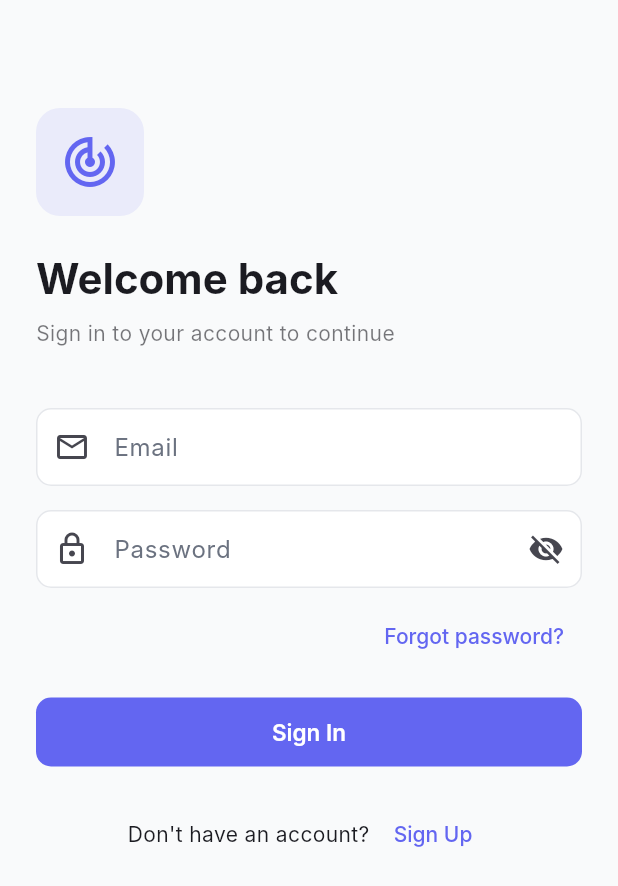
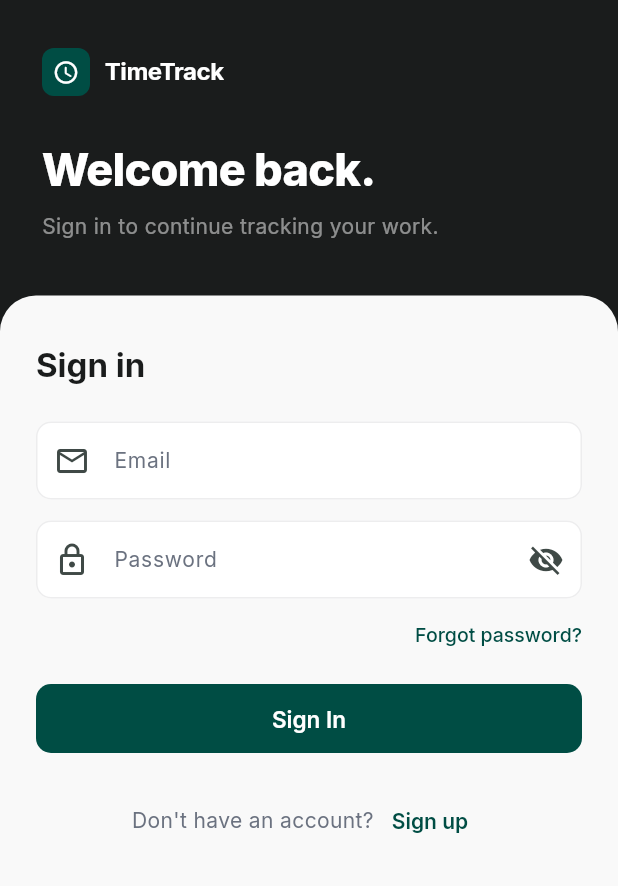
Before and after one commit to christianm62404-lang/MERN-G11-Mobile, a Flutter app: the screen it shows after launch, on a phone screen of 412 x 824 dp. Shown: the top 886 px of the screen. Run offline on Flutter 3.47's test engine with Material 3 defaults, Android fonts, the phone set to English and light mode, and no system bars; our stand-ins replace firebase_core, firebase_messaging, fl_chart, flutter_local_notifications, flutter_secure_storage, go_router and 2 more; accounts and stored records are empty; statements that could not run were skipped.

Commit message:
Fix auth, projects, sessions, and Android parity

```diff
--- a/lib/models/project_model.dart
+++ b/lib/models/project_model.dart
@@ -18,7 +18,7 @@ class ProjectModel {
       id: json['_id'] ?? json['id'] ?? '',
       title: json['title'] ?? '',
       description: json['description'] ?? '',
-      userId: json['id'] ?? '',
+      userId: json['userId'] ?? json['id'] ?? '',
       createdAt: json['createdAt'] != null
           ? DateTime.tryParse(json['createdAt']) ?? DateTime.now()
           : DateTime.now(),
--- a/lib/screens/auth/login_screen.dart
+++ b/lib/screens/auth/login_screen.dart
@@ -8,7 +8,6 @@ import '../../utils/app_theme.dart';
 
 class LoginScreen extends StatefulWidget {
   const LoginScreen({super.key});
-
   @override
   State<LoginScreen> createState() => _LoginScreenState();
 }
@@ -27,119 +26,86 @@ class _LoginScreenState extends State<LoginScreen> {
 
   Future<void> _login() async {
     if (!_formKey.currentState!.validate()) return;
-
     final auth = context.read<AuthProvider>();
-    final success = await auth.login(
-      _emailController.text.trim(),
-      _passwordController.text,
-    );
-
+    final success = await auth.login(_emailController.text.trim(), _passwordController.text);
     if (!success && mounted) {
-      // EMAIL_NOT_VERIFIED → router redirect handles navigation
       if (auth.status == AuthStatus.unverified) return;
-
-      ScaffoldMessenger.of(context).showSnackBar(
-        SnackBar(
+      ScaffoldMessenger.of(context).showSnackBar(SnackBar(
         content: Text(auth.errorMessage ?? 'Login failed'),
         backgroundColor: AppTheme.errorColor,
-        ),
-      );
+      ));
     }
   }
 
   @override
   Widget build(BuildContext context) {
+    final auth = context.watch<AuthProvider>();
     final theme = Theme.of(context);
-    final auth = context.watch<AuthProvider>();
-
     return Scaffold(
-      body: SafeArea(
+      backgroundColor: AppTheme.darkBackground,
+      body: Column(
+        children: [
+          SafeArea(
+            bottom: false,
+            child: Padding(
+              padding: const EdgeInsets.fromLTRB(28, 32, 28, 36),
+              child: Column(
+                crossAxisAlignment: CrossAxisAlignment.start,
+                children: [
+                  Row(children: [
+                    Container(
+                      width: 32, height: 32,
+                      decoration: BoxDecoration(color: AppTheme.primaryColor, borderRadius: BorderRadius.circular(8)),
+                      child: const Icon(Icons.access_time_rounded, size: 18, color: Colors.white),
+                    ),
+                    const SizedBox(width: 10),
+                    const Text('TimeTrack', style: TextStyle(color: Colors.white, fontSize: 16, fontWeight: FontWeight.w700, letterSpacing: -0.3)),
+                  ]),
+                  const SizedBox(height: 28),
+                  const Text('Welcome back.', style: TextStyle(color: Colors.white, fontSize: 30, fontWeight: FontWeight.w800, letterSpacing: -0.5)),
+                  const SizedBox(height: 6),
+                  Text('Sign in to continue tracking your work.', style: TextStyle(color: Colors.white.withOpacity(0.5), fontSize: 14)),
+                ],
+              ),
+            ),
+          ),
+          Expanded(
+            child: Container(
+              decoration: const BoxDecoration(color: Color(0xFFF9F9F9), borderRadius: BorderRadius.vertical(top: Radius.circular(24))),
               child: SingleChildScrollView(
-          padding: const EdgeInsets.all(24),
+                padding: const EdgeInsets.fromLTRB(24, 32, 24, 24),
                 child: Form(
                   key: _formKey,
                   child: Column(
                     crossAxisAlignment: CrossAxisAlignment.start,
                     children: [
-                const SizedBox(height: 48),
-                Container(
-                  padding: const EdgeInsets.all(16),
-                  decoration: BoxDecoration(
-                    color: AppTheme.primaryColor.withOpacity(0.1),
-                    borderRadius: BorderRadius.circular(16),
-                  ),
-                  child: const Icon(Icons.track_changes,
-                      size: 40, color: AppTheme.primaryColor),
-                ),
+                      Text('Sign in', style: theme.textTheme.titleLarge?.copyWith(fontWeight: FontWeight.w700, color: AppTheme.lightTextPrimary)),
                       const SizedBox(height: 24),
-                Text('Welcome back',
-                    style: theme.textTheme.headlineMedium
-                        ?.copyWith(fontWeight: FontWeight.w700)),
+                      AppTextField(label: 'Email', hint: 'you@example.com', controller: _emailController, keyboardType: TextInputType.emailAddress, prefixIcon: Icons.email_outlined, textInputAction: TextInputAction.next,
+                        validator: (v) { if (v == null || v.isEmpty) return 'Email is required'; if (!v.contains('@')) return 'Enter a valid email'; return null; }),
+                      const SizedBox(height: 14),
+                      AppTextField(label: 'Password', controller: _passwordController, obscureText: true, prefixIcon: Icons.lock_outlined, textInputAction: TextInputAction.done,
+                        validator: (v) { if (v == null || v.isEmpty) return 'Password is required'; return null; }),
+                      Align(alignment: Alignment.centerRight,
+                        child: TextButton(onPressed: () => context.go('/forgot-password'),
+                          style: TextButton.styleFrom(foregroundColor: AppTheme.primaryColor, padding: const EdgeInsets.symmetric(vertical: 4)),
+                          child: const Text('Forgot password?', style: TextStyle(fontSize: 13)))),
                       const SizedBox(height: 8),
-                Text(
-                  'Sign in to your account to continue',
-                  style: theme.textTheme.bodyMedium?.copyWith(
-                      color: theme.colorScheme.onSurface.withOpacity(0.6)),
-                ),
-                const SizedBox(height: 40),
-                AppTextField(
-                  label: 'Email',
-                  hint: 'you@example.com',
-                  controller: _emailController,
-                  keyboardType: TextInputType.emailAddress,
-                  prefixIcon: Icons.email_outlined,
-                  textInputAction: TextInputAction.next,
-                  validator: (v) {
-                    if (v == null || v.isEmpty) return 'Email is required';
-                    if (!v.contains('@')) return 'Enter a valid email';
-                    return null;
-                  },
-                ),
-                const SizedBox(height: 16),
-                AppTextField(
-                  label: 'Password',
-                  controller: _passwordController,
-                  obscureText: true,
-                  prefixIcon: Icons.lock_outlined,
-                  textInputAction: TextInputAction.done,
-                  validator: (v) {
-                    if (v == null || v.isEmpty) return 'Password is required';
-                    return null;
-                  },
-                ),
-                const SizedBox(height: 8),
-                Align(
-                  alignment: Alignment.centerRight,
-                  child: TextButton(
-                    onPressed: () => context.go('/forgot-password'),
-                    child: const Text('Forgot password?'),
-                  ),
-                ),
-                const SizedBox(height: 16),
-                AppButton(
-                  label: 'Sign In',
-                  onPressed: _login,
-                  isLoading: auth.isLoading,
-                ),
+                      AppButton(label: 'Sign In', onPressed: _login, isLoading: auth.isLoading),
                       const SizedBox(height: 20),
-                Center(
-                  child: Row(
-                    mainAxisAlignment: MainAxisAlignment.center,
-                    children: [
-                      Text("Don't have an account? ",
-                          style: theme.textTheme.bodyMedium),
-                      TextButton(
-                        onPressed: () => context.go('/register'),
-                        child: const Text('Sign Up'),
-                      ),
-                    ],
-                  ),
-                ),
+                      Center(child: Row(mainAxisAlignment: MainAxisAlignment.center, children: [
+                        Text("Don't have an account?", style: theme.textTheme.bodyMedium?.copyWith(color: AppTheme.lightTextSecondary)),
+                        TextButton(onPressed: () => context.go('/register'), style: TextButton.styleFrom(foregroundColor: AppTheme.primaryColor),
+                          child: const Text('Sign up', style: TextStyle(fontWeight: FontWeight.w600))),
+                      ])),
                     ],
                   ),
                 ),
               ),
             ),
+          ),
+        ],
+      ),
     );
   }
 }
--- a/lib/screens/auth/verify_email_screen.dart
+++ b/lib/screens/auth/verify_email_screen.dart
@@ -101,7 +101,10 @@ class _VerifyEmailScreenState extends State<VerifyEmailScreen> {
               ),
               const SizedBox(height: 12),
               TextButton(
-                onPressed: () => context.go('/login'),
+                onPressed: () async {
+                  await context.read<AuthProvider>().logout();
+                  if (context.mounted) context.go('/login');
+                  },
                 child: const Text('Back to Sign In'),
               ),
               const SizedBox(height: 16),
--- a/lib/utils/app_theme.dart
+++ b/lib/utils/app_theme.dart
@@ -1,28 +1,39 @@
 import 'package:flutter/material.dart';
+import 'package:google_fonts/google_fonts.dart';
 
 class AppTheme {
-  static const Color primaryColor = Color(0xFF6366F1);
-  static const Color primaryDark = Color(0xFF4F46E5);
-  static const Color secondaryColor = Color(0xFF10B981);
+  static const Color primaryColor = Color(0xFF004D44);
+  static const Color primaryDark  = Color(0xFF002D28);
+  static const Color secondaryColor = Color(0xFF0E4675);
   static const Color errorColor = Color(0xFFEF4444);
   static const Color warningColor = Color(0xFFF59E0B);
+  static const Color secondaryContainer = Color(0xFFCCE8E4);
 
-  // Light theme colors
-  static const Color lightBackground = Color(0xFFF9FAFB);
+  static const Color lightBackground = Color(0xFFF9F9F9);
   static const Color lightSurface = Color(0xFFFFFFFF);
-  static const Color lightBorder = Color(0xFFE5E7EB);
-  static const Color lightTextPrimary = Color(0xFF111827);
+  static const Color lightBorder = Color(0xFFEDEDEE);
+  static const Color lightTextPrimary = Color(0xFF1A1C1C);
   static const Color lightTextSecondary = Color(0xFF6B7280);
 
-  // Dark theme colors
-  static const Color darkBackground = Color(0xFF0F172A);
-  static const Color darkSurface = Color(0xFF1E293B);
-  static const Color darkBorder = Color(0xFF334155);
-  static const Color darkTextPrimary = Color(0xFFF1F5F9);
-  static const Color darkTextSecondary = Color(0xFF94A3B8);
+  static const Color darkBackground = Color(0xFF1A1C1C);
+  static const Color darkSurface = Color(0xFF252727);
+  static const Color darkBorder = Color(0xFF333535);
+  static const Color darkTextPrimary = Color(0xFFFFFFFF);
+  static const Color darkTextSecondary = Color(0xFF9A9E9E);
+
+  static TextStyle _inter({
+    double fontSize = 14,
+    FontWeight fontWeight = FontWeight.w400,
+    Color? color,
+  }) =>
+      GoogleFonts.inter(
+        fontSize: fontSize,
+        fontWeight: fontWeight,
+        color: color,
+      );
 
   static ThemeData get lightTheme {
-    return ThemeData(
+    final base = ThemeData(
       useMaterial3: true,
       brightness: Brightness.light,
       colorScheme: ColorScheme.fromSeed(
@@ -34,15 +45,20 @@ class AppTheme {
         surface: lightSurface,
       ),
       scaffoldBackgroundColor: lightBackground,
-      fontFamily: 'Inter',
-      appBarTheme: const AppBarTheme(
+    );
+
+    return base.copyWith(
+      textTheme: GoogleFonts.interTextTheme(base.textTheme).apply(
+        bodyColor: lightTextPrimary,
+        displayColor: lightTextPrimary,
+      ),
+      appBarTheme: AppBarTheme(
         backgroundColor: lightSurface,
         foregroundColor: lightTextPrimary,
         elevation: 0,
         scrolledUnderElevation: 1,
         centerTitle: false,
-        titleTextStyle: TextStyle(
-          fontFamily: 'Inter',
+        titleTextStyle: _inter(
           fontSize: 18,
           fontWeight: FontWeight.w600,
           color: lightTextPrimary,
@@ -63,14 +79,8 @@ class AppTheme {
           foregroundColor: Colors.white,
           elevation: 0,
           padding: const EdgeInsets.symmetric(horizontal: 24, vertical: 14),
-          shape: RoundedRectangleBorder(
-            borderRadius: BorderRadius.circular(10),
-          ),
-          textStyle: const TextStyle(
-            fontFamily: 'Inter',
-            fontSize: 15,
-            fontWeight: FontWeight.w600,
-          ),
+          shape: RoundedRectangleBorder(borderRadius: BorderRadius.circular(10)),
+          textStyle: _inter(fontSize: 15, fontWeight: FontWeight.w600),
         ),
       ),
       outlinedButtonTheme: OutlinedButtonThemeData(
@@ -78,24 +88,14 @@ class AppTheme {
           foregroundColor: primaryColor,
           side: const BorderSide(color: primaryColor),
           padding: const EdgeInsets.symmetric(horizontal: 24, vertical: 14),
-          shape: RoundedRectangleBorder(
-            borderRadius: BorderRadius.circular(10),
-          ),
-          textStyle: const TextStyle(
-            fontFamily: 'Inter',
-            fontSize: 15,
-            fontWeight: FontWeight.w600,
-          ),
+          shape: RoundedRectangleBorder(borderRadius: BorderRadius.circular(10)),
+          textStyle: _inter(fontSize: 15, fontWeight: FontWeight.w600),
         ),
       ),
       textButtonTheme: TextButtonThemeData(
         style: TextButton.styleFrom(
           foregroundColor: primaryColor,
-          textStyle: const TextStyle(
-            fontFamily: 'Inter',
-            fontSize: 14,
-            fontWeight: FontWeight.w500,
-          ),
+          textStyle: _inter(fontSize: 14, fontWeight: FontWeight.w500),
         ),
       ),
       inputDecorationTheme: InputDecorationTheme(
@@ -118,8 +118,8 @@ class AppTheme {
           borderRadius: BorderRadius.circular(10),
           borderSide: const BorderSide(color: errorColor),
         ),
-        labelStyle: const TextStyle(color: lightTextSecondary),
-        hintStyle: const TextStyle(color: lightTextSecondary),
+        labelStyle: _inter(color: lightTextSecondary),
+        hintStyle: _inter(color: lightTextSecondary),
       ),
       dividerTheme: const DividerThemeData(
         color: lightBorder,
@@ -140,7 +140,7 @@ class AppTheme {
   }
 
   static ThemeData get darkTheme {
-    return ThemeData(
+    final base = ThemeData(
       useMaterial3: true,
       brightness: Brightness.dark,
       colorScheme: ColorScheme.fromSeed(
@@ -152,15 +152,20 @@ class AppTheme {
         surface: darkSurface,
       ),
       scaffoldBackgroundColor: darkBackground,
-      fontFamily: 'Inter',
-      appBarTheme: const AppBarTheme(
+    );
+
+    return base.copyWith(
+      textTheme: GoogleFonts.interTextTheme(base.textTheme).apply(
+        bodyColor: darkTextPrimary,
+        displayColor: darkTextPrimary,
+      ),
+      appBarTheme: AppBarTheme(
         backgroundColor: darkSurface,
         foregroundColor: darkTextPrimary,
         elevation: 0,
         scrolledUnderElevation: 1,
         centerTitle: false,
-        titleTextStyle: TextStyle(
-          fontFamily: 'Inter',
+        titleTextStyle: _inter(
           fontSize: 18,
           fontWeight: FontWeight.w600,
           color: darkTextPrimary,
@@ -181,14 +186,8 @@ class AppTheme {
           foregroundColor: Colors.white,
           elevation: 0,
           padding: const EdgeInsets.symmetric(horizontal: 24, vertical: 14),
-          shape: RoundedRectangleBorder(
-            borderRadius: BorderRadius.circular(10),
-          ),
-          textStyle: const TextStyle(
-            fontFamily: 'Inter',
-            fontSize: 15,
-            fontWeight: FontWeight.w600,
-          ),
+          shape: RoundedRectangleBorder(borderRadius: BorderRadius.circular(10)),
+          textStyle: _inter(fontSize: 15, fontWeight: FontWeight.w600),
         ),
       ),
       outlinedButtonTheme: OutlinedButtonThemeData(
@@ -196,14 +195,8 @@ class AppTheme {
           foregroundColor: primaryColor,
           side: const BorderSide(color: primaryColor),
           padding: const EdgeInsets.symmetric(horizontal: 24, vertical: 14),
-          shape: RoundedRectangleBorder(
-            borderRadius: BorderRadius.circular(10),
-          ),
-          textStyle: const TextStyle(
-            fontFamily: 'Inter',
-            fontSize: 15,
-            fontWeight: FontWeight.w600,
-          ),
+          shape: RoundedRectangleBorder(borderRadius: BorderRadius.circular(10)),
+          textStyle: _inter(fontSize: 15, fontWeight: FontWeight.w600),
         ),
       ),
       inputDecorationTheme: InputDecorationTheme(
@@ -226,8 +219,8 @@ class AppTheme {
           borderRadius: BorderRadius.circular(10),
           borderSide: const BorderSide(color: errorColor),
         ),
-        labelStyle: const TextStyle(color: darkTextSecondary),
-        hintStyle: const TextStyle(color: darkTextSecondary),
+        labelStyle: _inter(color: darkTextSecondary),
+        hintStyle: _inter(color: darkTextSecondary),
       ),
       dividerTheme: const DividerThemeData(
         color: darkBorder,
--- a/lib/utils/constants.dart
+++ b/lib/utils/constants.dart
@@ -1,49 +1,47 @@
+import 'package:flutter/foundation.dart' show kIsWeb;
+
 class ApiConstants {
-  // Replace with your actual backend URL
-  // Android emulator → local machine: http://10.0.2.2:5000/api
-  // iOS simulator → local machine:    http://127.0.0.1:5000/api
-  // Physical device → your LAN IP:    http://192.168.x.x:5000/api
-  static const String baseUrl = 'http://10.0.2.2:5000/api';
+  // Web (flutter run -d chrome) → localhost
+  // Android emulator           → 10.0.2.2:5050
+  // iPhone / physical device   → Mac's LAN IP:5050
+  static String get baseUrl => kIsWeb
+      ? 'http://localhost:5050/api'
+      : 'http://10.37.32.207:5050/api';
 
-  // ── Users ──────────────────────────────────────────────────────
   static const String createUser             = '/users/create';
   static const String loginUser              = '/users/login';
-  static const String verifyEmail            = '/users/verify';       // GET ?token=
-  static const String regenVerification      = '/users/verify/regen'; // POST {email}
-  static const String resetPasswordRequest   = '/users/password/reset/request'; // POST {email}
-  static const String resetPassword          = '/users/password/reset';         // POST {token, newPassword}
+  static const String verifyEmail            = '/users/verify';
+  static const String regenVerification      = '/users/verify/regen';
+  static const String resetPasswordRequest   = '/users/password/reset/request';
+  static const String resetPassword          = '/users/password/reset';
 
-  // ── Projects ───────────────────────────────────────────────────
-  static const String createProject    = '/projects/create';     // POST {title, description, id(userId)}
-  static const String fetchOneProject  = '/projects/fetch/one';  // GET  body:{…}
-  static const String fetchManyProjects= '/projects/fetch/many'; // GET  body:{id}
-  static const String updateProject    = '/projects/update';     // PUT  body:{id, update:{…}}
-  static const String deleteProject    = '/projects/delete';     // DELETE body:{id}
+  static const String createProject    = '/projects/create';
+  static const String fetchOneProject  = '/projects/fetch/one';
+  static const String fetchManyProjects= '/projects/fetch/many';
+  static const String updateProject    = '/projects/update';
+  static const String deleteProject    = '/projects/delete';
 
-  // ── Tasks ──────────────────────────────────────────────────────
-  static const String createTask     = '/tasks/create';      // POST
-  static const String fetchOneTask   = '/tasks/fetch/one';   // GET
-  static const String fetchManyTasks = '/tasks/fetch/many';  // GET
-  static const String updateTask     = '/tasks/update';      // PUT
-  static const String deleteTask     = '/tasks/delete';      // DELETE
+  static const String createTask     = '/tasks/create';
+  static const String fetchOneTask   = '/tasks/fetch/one';
+  static const String fetchManyTasks = '/tasks/fetch/many';
+  static const String updateTask     = '/tasks/update';
+  static const String deleteTask     = '/tasks/delete';
 
-  // ── Sessions ───────────────────────────────────────────────────
-  static const String createSession      = '/sessions/create';     // POST {projectId}  — auth required
-  static const String startSession       = '/sessions/start';      // GET               — resume paused
-  static const String pauseSession       = '/sessions/pause';      // GET               — pause active
-  static const String stopSession        = '/sessions/stop';       // GET               — stop & commit
-  static const String sessionStatus      = '/sessions/status';     // GET               — current state
-  static const String addTaskToSession   = '/sessions/task/add';   // POST {taskId}
-  static const String removeTaskFromSession = '/sessions/task/remove'; // POST {taskId}
-  static const String fetchOneSession    = '/sessions/fetch/one';  // GET  body:{}
-  static const String fetchManySessions  = '/sessions/fetch/many'; // GET  body:{}
-  static const String deleteSession      = '/sessions/delete';     // DELETE body:{id}
+  static const String createSession      = '/sessions/create';
+  static const String startSession       = '/sessions/start';
+  static const String pauseSession       = '/sessions/pause';
+  static const String stopSession        = '/sessions/stop';
+  static const String sessionStatus      = '/sessions/status';
+  static const String addTaskToSession   = '/sessions/task/add';
+  static const String removeTaskFromSession = '/sessions/task/remove';
+  static const String fetchOneSession    = '/sessions/fetch/one';
+  static const String fetchManySessions  = '/sessions/fetch/many';
+  static const String deleteSession      = '/sessions/delete';
 
-  // ── Notes ──────────────────────────────────────────────────────
-  static const String createNote     = '/notes/create';     // POST {content, parentId, parentType}
-  static const String fetchOneNote   = '/notes/fetch/one';  // GET
-  static const String fetchManyNotes = '/notes/fetch/many'; // GET  body:{parentId, parentType}
-  static const String deleteNote     = '/notes/delete';     // DELETE body:{id}
+  static const String createNote     = '/notes/create';
+  static const String fetchOneNote   = '/notes/fetch/one';
+  static const String fetchManyNotes = '/notes/fetch/many';
+  static const String deleteNote     = '/notes/delete';
 }
 
 class StorageKeys {
--- a/pubspec.yaml
+++ b/pubspec.yaml
@@ -36,6 +36,8 @@ dependencies:
   # Utils
   shared_preferences: ^2.3.2
   jwt_decoder: ^2.0.1
+  google_fonts: ^6.2.1
+
 
 dev_dependencies:
   flutter_test:
```
Also changed, not shown: analysis_options.yaml (added, +28 -0 lines), lib/main.dart (+8 -1 lines), lib/providers/project_provider.dart (+11 -2 lines), lib/providers/session_provider.dart (+34 -11 lines), lib/screens/auth/register_screen.dart (+66 -108 lines), lib/services/notification_service.dart (+9 -36 lines), 71 other files. Lines whose indentation alone changed are shown as unchanged.
